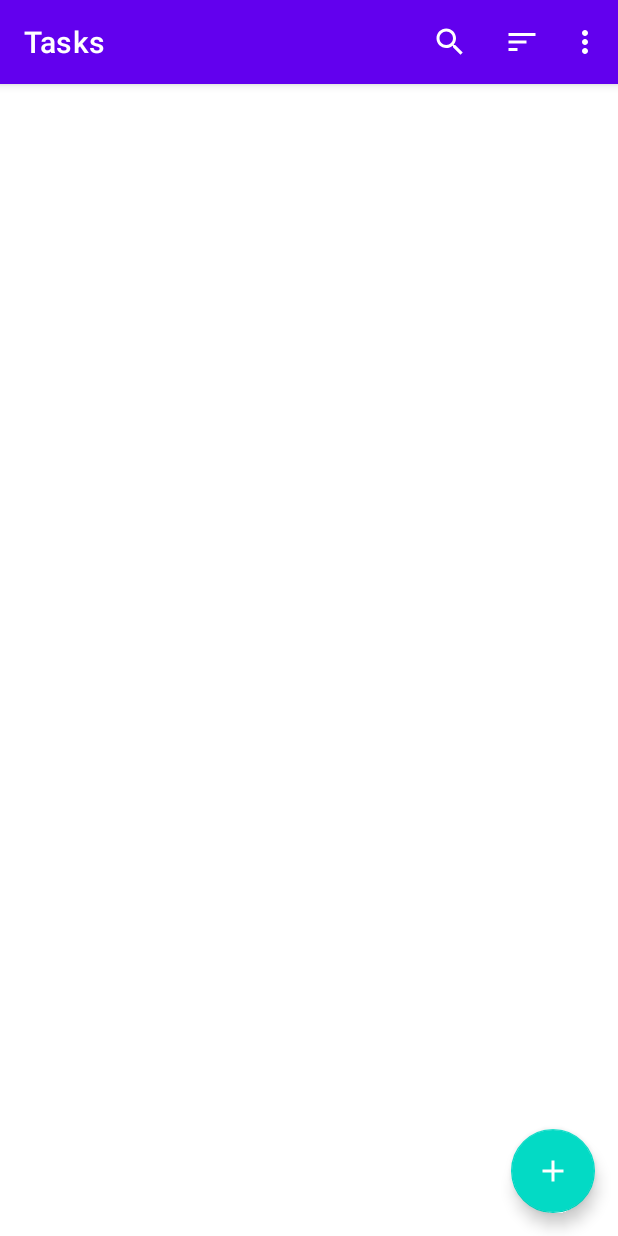
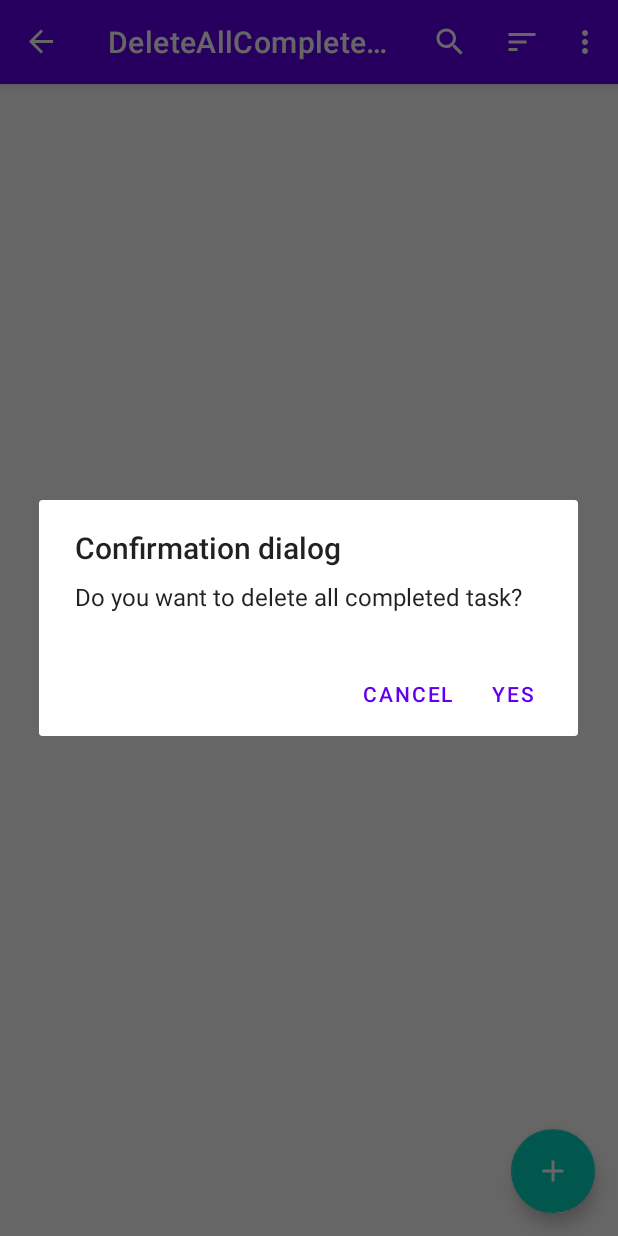
Before and after one commit to ivevasiljevic/ChecklistApp, an Android app: the screen it shows after launch (MainActivity), in the options menu, after a tap on "Delete completed", on a phone screen of 412 x 824 dp. Run offline under Robolectric (Android 15) with nearby library versions, the phone set to English and light mode, and no system bars; our stand-ins replace Dagger/Hilt's generated code, Room's generated code, navigation-ui; libraries missing offline, so code that uses them is left out: androidx.hilt, androidx.hilt.lifecycle; 2 statements that could not run were skipped.

Commit message:
add dialog fragment for deleting all completed tasks

```diff
--- a/app/src/main/AndroidManifest.xml
+++ b/app/src/main/AndroidManifest.xml
@@ -10,7 +10,9 @@
         android:roundIcon="@mipmap/ic_launcher_round"
         android:supportsRtl="true"
         android:theme="@style/Theme.ChecklistApp">
-        <activity android:name=".ui.MainActivity">
+        <activity
+            android:name=".ui.MainActivity"
+            android:windowSoftInputMode="adjustResize">
             <intent-filter>
                 <action android:name="android.intent.action.MAIN" />
 
--- a/app/src/main/java/personal/ive/checklistapp/data/TaskDao.kt
+++ b/app/src/main/java/personal/ive/checklistapp/data/TaskDao.kt
@@ -30,4 +30,7 @@ interface TaskDao {
 
     @Delete
     suspend fun deleteTask(task: Task)
+
+    @Query("DELETE FROM task_table WHERE isCompleted = 1")
+    suspend fun deleteAllCompleted()
 }
--- /dev/null
+++ b/app/src/main/java/personal/ive/checklistapp/ui/deleteallcompleted/DeleteAllCompletedDialogFragment.kt
@@ -0,0 +1,28 @@
+package personal.ive.checklistapp.ui.deleteallcompleted
+
+import android.app.Dialog
+import android.os.Bundle
+import androidx.appcompat.app.AlertDialog
+import androidx.fragment.app.DialogFragment
+import androidx.fragment.app.viewModels
+import dagger.hilt.android.AndroidEntryPoint
+
+/**
+ * Created by ivasil on 4/11/2021
+ */
+
+@AndroidEntryPoint
+class DeleteAllCompletedDialogFragment : DialogFragment() {
+
+    private val deleteAllCompletedViewModel: DeleteAllCompletedViewModel by viewModels()
+
+    override fun onCreateDialog(savedInstanceState: Bundle?): Dialog =
+        AlertDialog.Builder(requireContext())
+            .setTitle("Confirmation dialog")
+            .setMessage("Do you want to delete all completed task?")
+            .setNegativeButton("Cancel", null)
+            .setPositiveButton("Yes")  { _, _->
+                deleteAllCompletedViewModel.onConfirmClick()
+            }
+            .create()
+}
--- a/app/src/main/java/personal/ive/checklistapp/ui/tasks/TasksFragment.kt
+++ b/app/src/main/java/personal/ive/checklistapp/ui/tasks/TasksFragment.kt
@@ -102,6 +102,10 @@ class TasksFragment : Fragment(R.layout.fragment_tasks), TasksAdapter.OnItemClic
                     is TasksViewModel.TasksEvent.ShowTaskSavedConfirmationMessage -> {
                         Snackbar.make(requireView(), event.message, Snackbar.LENGTH_LONG).show()
                     }
+                    is TasksViewModel.TasksEvent.NavigateToDeleteAllCompletedDialog -> {
+                        val action = TasksFragmentDirections.actionGlobalDeleteAllCompletedDialogFragment()
+                        findNavController().navigate(action)
+                    }
                 }.exhaustive
             }
         }
@@ -152,6 +156,7 @@ class TasksFragment : Fragment(R.layout.fragment_tasks), TasksAdapter.OnItemClic
                 true
             }
             R.id.action_delete_completed_tasks -> {
+                tasksViewModel.onDeleteAllCompletedClick()
                 true
             }
             else -> super.onOptionsItemSelected(item)
--- a/app/src/main/java/personal/ive/checklistapp/ui/tasks/TasksViewModel.kt
+++ b/app/src/main/java/personal/ive/checklistapp/ui/tasks/TasksViewModel.kt
@@ -78,10 +78,15 @@ class TasksViewModel @ViewModelInject constructor(private val taskDao: TaskDao,
         tasksEventChannel.send(TasksEvent.ShowTaskSavedConfirmationMessage(message))
     }
 
+    fun onDeleteAllCompletedClick() = viewModelScope.launch {
+        tasksEventChannel.send(TasksEvent.NavigateToDeleteAllCompletedDialog)
+    }
+
     sealed class TasksEvent {
         object NavigateToAddTaskScreen : TasksEvent()
         data class NavigateToEditTaskScreen(val task: Task) : TasksEvent()
         data class ShowUndoDeleteTaskMessage(val task: Task) : TasksEvent()
         data class ShowTaskSavedConfirmationMessage(val message: String) : TasksEvent()
+        object NavigateToDeleteAllCompletedDialog : TasksEvent()
     }
 }
--- a/app/src/main/res/navigation/nav_graph.xml
+++ b/app/src/main/res/navigation/nav_graph.xml
@@ -28,4 +28,8 @@
             android:name="title"
             app:argType="string" />
     </fragment>
+    <dialog
+        android:id="@+id/deleteAllCompletedDialogFragment"
+        android:name="personal.ive.checklistapp.ui.deleteallcompleted.DeleteAllCompletedDialogFragment"
+        android:label="DeleteAllCompletedDialogFragment" /><action android:id="@+id/action_global_deleteAllCompletedDialogFragment" app:destination="@id/deleteAllCompletedDialogFragment"/>
 </navigation>
```
Also changed, not shown: app/src/main/java/personal/ive/checklistapp/ui/deleteallcompleted/DeleteAllCompletedViewModel.kt (added, +22 -0 lines), 1 other file.
